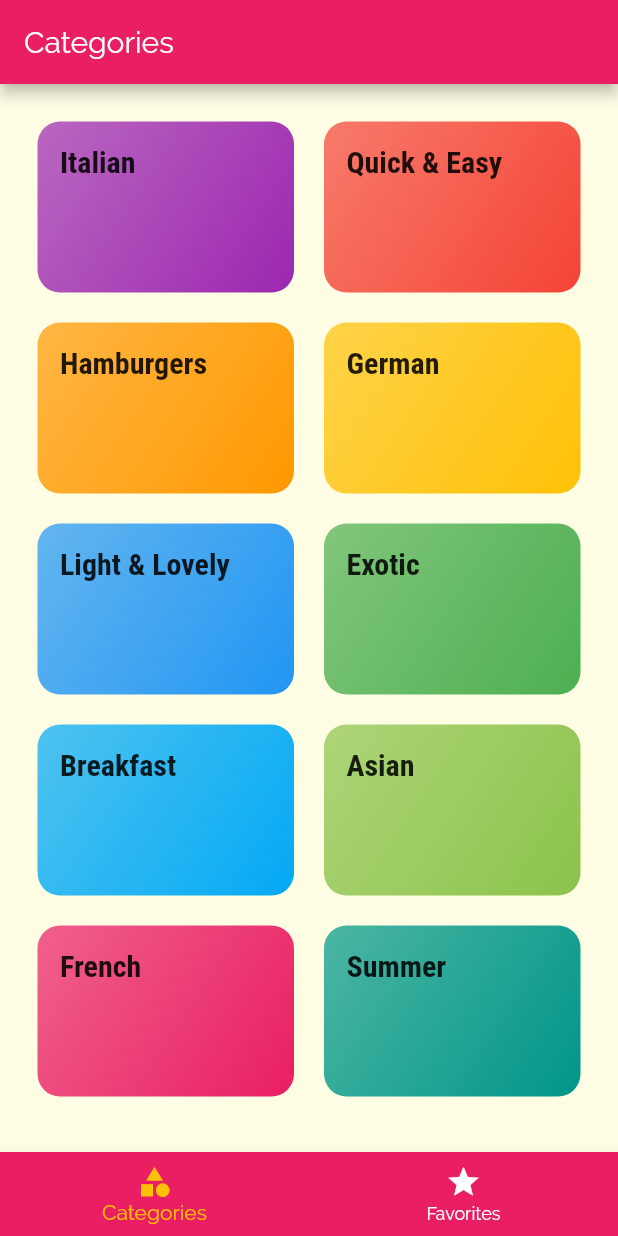
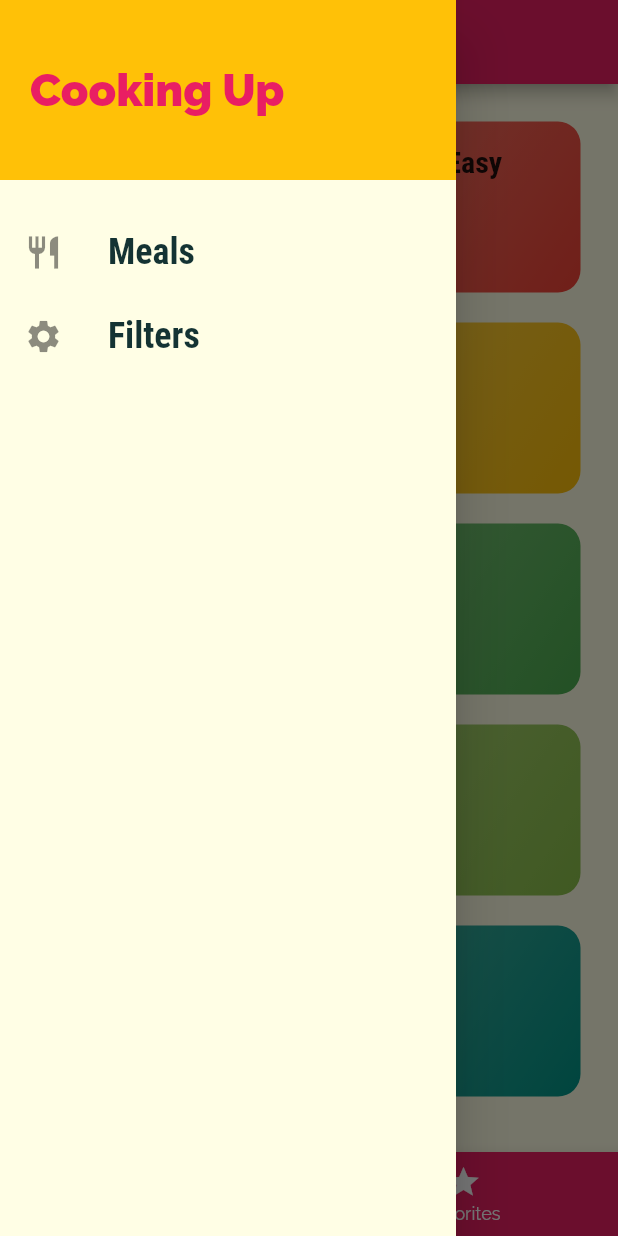
Before and after one commit to Yielonek/Meals_App_Flutter, a Flutter app: the screen it shows after launch, with the side drawer open (before the commit the screen has no drawer), on a phone screen of 412 x 824 dp. Run offline on Flutter 3.47's test engine with Material 2 defaults, Android fonts, the phone set to English and light mode, and no system bars.

Commit message:
Adding a Custom Drawer

```diff
--- a/lib/main.dart
+++ b/lib/main.dart
@@ -1,11 +1,11 @@
 // ignore_for_file: deprecated_member_use
 
 import 'package:flutter/material.dart';
-import 'package:flutter_complete_guide/screens/tabs_screen.dart';
+import './screens/filters_screen.dart';
+import './screens/tabs_screen.dart';
 import './screens/meal_detail_screen.dart';
 import './screens/category_meals_screen.dart';
 import './screens/categories_screen.dart';
-import './screens/tabs_screen.dart';
 
 void main() => runApp(MyApp());
 
@@ -37,6 +37,7 @@
         '/': (ctx) => TabsScreen(),
         CategoryMealsScreen.routeName: (ctx) => CategoryMealsScreen(),
         MealDetailScreen.routeName: (context) => MealDetailScreen(),
+        FiltersScreen.routeName: (context) => FiltersScreen(),
       },
     );
   }
--- /dev/null
+++ b/lib/screens/filters_screen.dart
@@ -0,0 +1,14 @@
+import 'package:flutter/material.dart';
+
+class FiltersScreen extends StatelessWidget {
+  static const routeName = '/filters';
+
+  @override
+  Widget build(BuildContext context) {
+    return Scaffold(
+      appBar: AppBar(
+        title: Text('Filters!!!'),
+      ),
+    );
+  }
+}
--- a/lib/screens/tabs_screen.dart
+++ b/lib/screens/tabs_screen.dart
@@ -1,6 +1,7 @@
 import 'package:flutter/material.dart';
 import './favorites_screen.dart';
 import './categories_screen.dart';
+import '../widgets/main_drawer.dart';
 
 class TabsScreen extends StatefulWidget {
   @override
@@ -35,6 +36,7 @@
         titleTextStyle: TextStyle(
             fontFamily: 'Raleway', fontSize: 20, fontWeight: FontWeight.w300),
       ),
+      drawer: MainDrawer(),
       body: _pages[_selectedPageIndex]['page'] as Widget,
       bottomNavigationBar: BottomNavigationBar(
         onTap: _selectPage,
--- /dev/null
+++ b/lib/widgets/main_drawer.dart
@@ -0,0 +1,71 @@
+import 'package:flutter/cupertino.dart';
+import 'package:flutter/material.dart';
+import 'package:flutter/src/foundation/key.dart';
+import 'package:flutter/src/widgets/framework.dart';
+import '../screens/filters_screen.dart';
+
+class MainDrawer extends StatelessWidget {
+  Widget buildListTile(
+    String title,
+    IconData icon,
+    Function tapHandler,
+  ) {
+    return ListTile(
+      leading: Icon(
+        icon,
+        size: 26,
+      ),
+      title: Text(
+        title,
+        style: TextStyle(
+          fontFamily: 'RobotoCondensed',
+          fontSize: 24,
+          fontWeight: FontWeight.bold,
+        ),
+      ),
+      onTap: tapHandler,
+    );
+  }
+
+  @override
+  Widget build(BuildContext context) {
+    return Drawer(
+      child: Column(
+        children: [
+          Container(
+            height: 120,
+            width: double.infinity,
+            padding: EdgeInsets.all(20),
+            alignment: Alignment.centerLeft,
+            color: Theme.of(context).accentColor,
+            child: Text(
+              'Cooking Up',
+              style: TextStyle(
+                fontWeight: FontWeight.w900,
+                fontSize: 30,
+                color: Theme.of(context).primaryColor,
+              ),
+            ),
+          ),
+          SizedBox(
+            height: 20,
+          ),
+          buildListTile(
+            'Meals',
+            Icons.restaurant,
+            () {
+              Navigator.of(context).pushNamed('/');
+            },
+          ),
+          buildListTile(
+            'Filters',
+            Icons.settings,
+            () {
+              Navigator.of(context).pushNamed(FiltersScreen.routeName);
+            },
+          ),
+        ],
+      ),
+    );
+  }
+}
```
